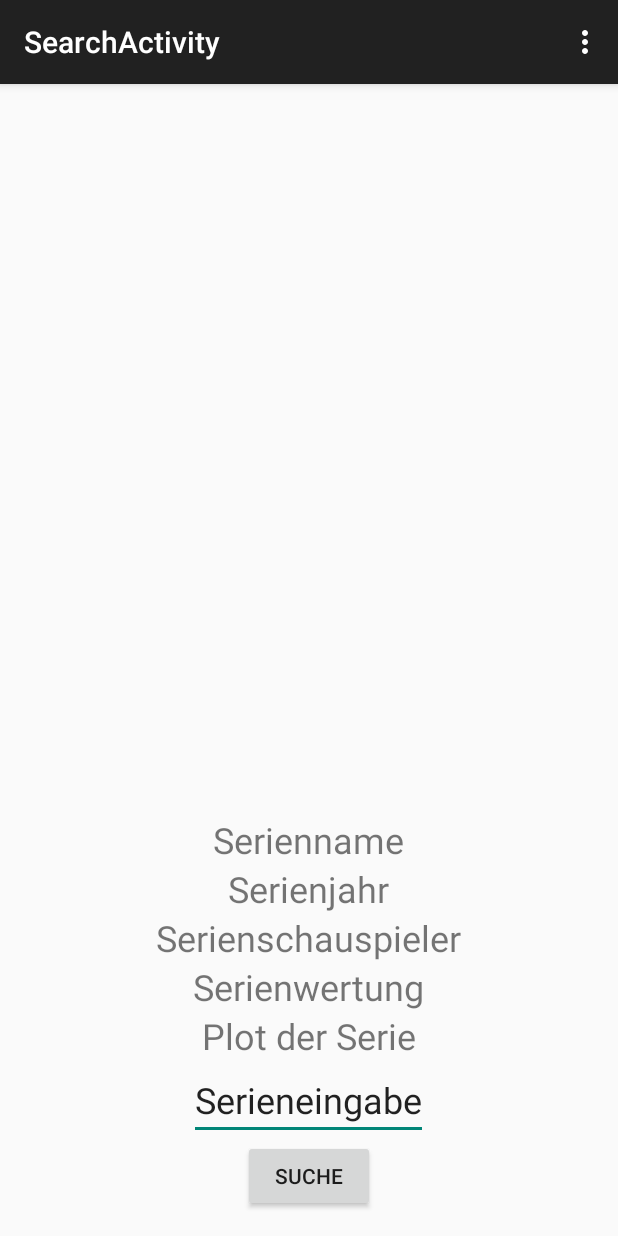
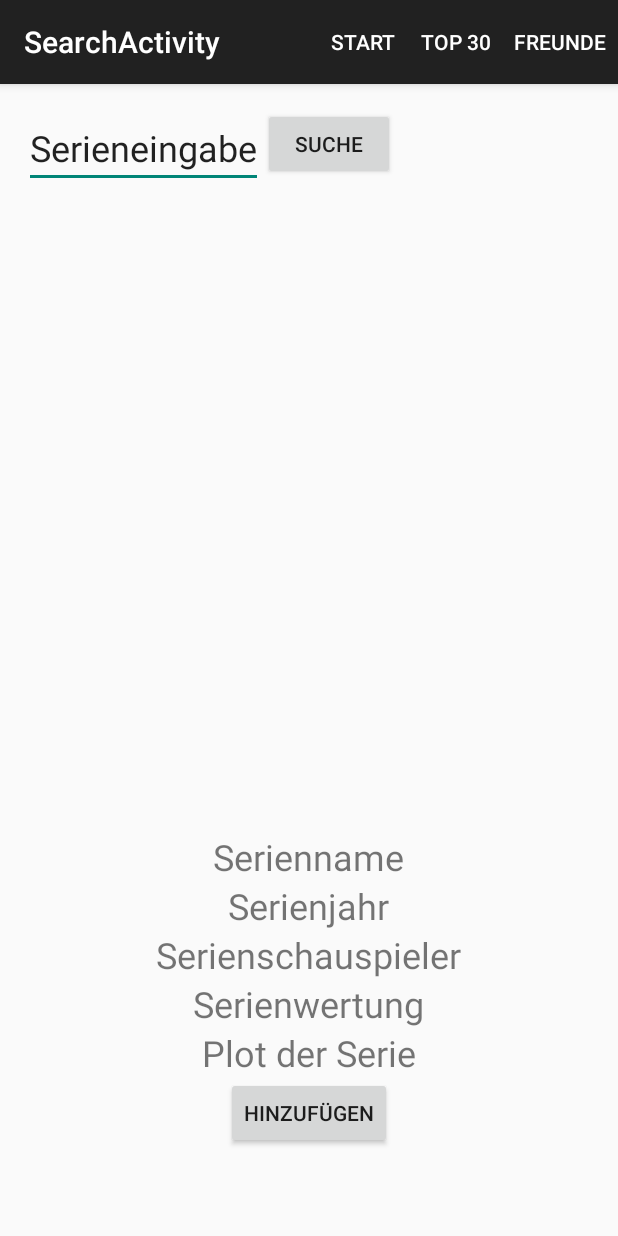
Before and after one commit to oCocha/AndroidSerienProjekt, an Android app: the SearchActivity screen opened directly, with no data from a screen before it, on a phone screen of 412 x 824 dp. Run offline under Robolectric (Android 15) with nearby library versions, the phone set to English and light mode, and no system bars.

Commit message:
Activitynavigation/Details
- Activitynavigation erstellt
- Searchqueryanpassung eingefügt
- SeriesItem-Klasse eingefügt

```diff
--- a/Code/AndroidSerienProjekt/app/src/main/java/com/serien/android/androidserienprojekt/MainActivity.java
+++ b/Code/AndroidSerienProjekt/app/src/main/java/com/serien/android/androidserienprojekt/MainActivity.java
@@ -1,5 +1,6 @@
 package com.serien.android.androidserienprojekt;
 
+import android.content.Context;
 import android.content.Intent;
 import android.support.v7.app.ActionBarActivity;
 import android.os.Bundle;
@@ -38,14 +39,17 @@ public class MainActivity extends ActionBarActivity {
         if (id == R.id.series_Search) {
             Intent startSearchActivity = new Intent(this, SearchActivity.class);
             startActivity(startSearchActivity);
+            MainActivity.this.finish();
             return true;
         }else if (id == R.id.series_Top_30) {
             Intent startTop30Activity = new Intent(this, Top30Activity.class);
             startActivity(startTop30Activity);
+            MainActivity.this.finish();
             return true;
         }else if (id == R.id.series_Friend) {
             Intent startFriendsActivity = new Intent(this, FriendsActivity.class);
             startActivity(startFriendsActivity);
+            MainActivity.this.finish();
             return true;
         }
 
--- a/Code/AndroidSerienProjekt/app/src/main/res/layout/activity_main.xml
+++ b/Code/AndroidSerienProjekt/app/src/main/res/layout/activity_main.xml
@@ -1,4 +1,4 @@
-<RelativeLayout xmlns:android="http://schemas.android.com/apk/res/android"
+<GridLayout xmlns:android="http://schemas.android.com/apk/res/android"
     xmlns:tools="http://schemas.android.com/tools" android:layout_width="match_parent"
     android:layout_height="match_parent" android:paddingLeft="@dimen/activity_horizontal_margin"
     android:paddingRight="@dimen/activity_horizontal_margin"
@@ -8,4 +8,4 @@
     <TextView android:text="@string/hello_world" android:layout_width="wrap_content"
         android:layout_height="wrap_content" />
 
-</RelativeLayout>
+</GridLayout>
--- a/Code/AndroidSerienProjekt/app/src/main/res/layout/activity_search.xml
+++ b/Code/AndroidSerienProjekt/app/src/main/res/layout/activity_search.xml
@@ -4,7 +4,7 @@
     android:paddingRight="@dimen/activity_horizontal_margin"
     android:paddingTop="@dimen/activity_vertical_margin"
     android:paddingBottom="@dimen/activity_vertical_margin"
-    tools:context="com.serien.android.androidserienprojekt.activities.TestActivity">
+    tools:context="com.serien.android.androidserienprojekt.activities.SearchActivity">
 
     <TextView
         android:id="@+id/nameTextView"
@@ -49,8 +49,9 @@
         android:layout_width="wrap_content"
         android:layout_height="wrap_content"
         android:textSize="24dp"
-        android:layout_above="@+id/seriesEditText"
-        android:layout_centerHorizontal="true" />
+        android:layout_above="@+id/addButton"
+        android:layout_centerHorizontal="true"
+         />
 
     <EditText
         android:id="@+id/seriesEditText"
@@ -58,16 +59,28 @@
         android:layout_width="wrap_content"
         android:layout_height="wrap_content"
         android:textSize="24dp"
-        android:layout_above="@+id/searchButton"
-        android:layout_centerHorizontal="true" />
+        android:layout_alignTop="@+id/searchButton"
+        android:layout_alignParentLeft="true"
+        android:layout_alignParentStart="true" />
 
     <Button
         android:layout_width="wrap_content"
         android:layout_height="wrap_content"
         android:text="@string/searchButton"
         android:id="@+id/searchButton"
+        android:layout_alignParentTop="true"
+        android:layout_toRightOf="@+id/seriesEditText"
+        android:layout_toEndOf="@+id/seriesEditText" />
+
+    <Button
+        android:layout_width="wrap_content"
+        android:layout_height="wrap_content"
+        android:text="@string/addButton"
+        android:id="@+id/addButton"
         android:layout_alignParentBottom="true"
-        android:layout_centerHorizontal="true" />
+        android:layout_marginBottom="42dp"
+        android:layout_centerHorizontal="true"
+        />
 
     <ImageView
         android:layout_width="wrap_content"
--- a/Code/AndroidSerienProjekt/app/src/main/res/menu/menu_search.xml
+++ b/Code/AndroidSerienProjekt/app/src/main/res/menu/menu_search.xml
@@ -2,6 +2,10 @@
     xmlns:app="http://schemas.android.com/apk/res-auto"
     xmlns:tools="http://schemas.android.com/tools"
     tools:context="com.serien.android.androidserienprojekt.activities.SearchActivity">
-    <item android:id="@+id/action_settings" android:title="@string/action_settings"
-        android:orderInCategory="100" app:showAsAction="never" />
+    <item android:id="@+id/series_Main" android:title="@string/series_Main"
+        android:orderInCategory="100" app:showAsAction="always" />
+    <item android:id="@+id/series_Top_30" android:title="@string/series_Top_30"
+        android:orderInCategory="100" app:showAsAction="always" />
+    <item android:id="@+id/series_Friend" android:title="@string/series_Friend"
+        android:orderInCategory="100" app:showAsAction="always" />
 </menu>
--- a/Code/AndroidSerienProjekt/app/src/main/res/values/strings.xml
+++ b/Code/AndroidSerienProjekt/app/src/main/res/values/strings.xml
@@ -8,11 +8,16 @@
     <string name="seriesRating">Serienwertung</string>
     <string name="seriesActors">Serienschauspieler</string>
     <string name="seriesPlot">Plot der Serie</string>
+
     <string name="searchButton">Suche</string>
+    <string name="addButton">Hinzufügen</string>
+
     <string name="action_settings">Noch nicht gesetzt</string>
     <string name="series_Search">Suche</string>
     <string name="series_Top_30">Top 30</string>
+    <string name="series_Main">Start</string>
     <string name="series_Friend">Freunde</string>
+
     <string name="title_activity_test">TestActivity</string>
     <string name="title_activity_search">SearchActivity</string>
     <string name="title_activity_top30">Top30Activity</string>
```
Also changed, not shown: Code/AndroidSerienProjekt/app/src/main/java/com/serien/android/androidserienprojekt/activities/FriendsActivity.java (+16 -1 lines), Code/AndroidSerienProjekt/app/src/main/java/com/serien/android/androidserienprojekt/activities/SearchActivity.java (+20 -4 lines), Code/AndroidSerienProjekt/app/src/main/java/com/serien/android/androidserienprojekt/activities/Top30Activity.java (+16 -1 lines), Code/AndroidSerienProjekt/app/src/main/java/com/serien/android/androidserienprojekt/domain/SeriesItem.java (added, +49 -0 lines), Code/AndroidSerienProjekt/app/src/main/java/com/serien/android/androidserienprojekt/persistence/SeriesDataProvider.java (+11 -8 lines), Code/AndroidSerienProjekt/app/src/main/res/menu/menu_friends.xml (+6 -2 lines), Code/AndroidSerienProjekt/app/src/main/res/menu/menu_top30.xml (+6 -2 lines).
